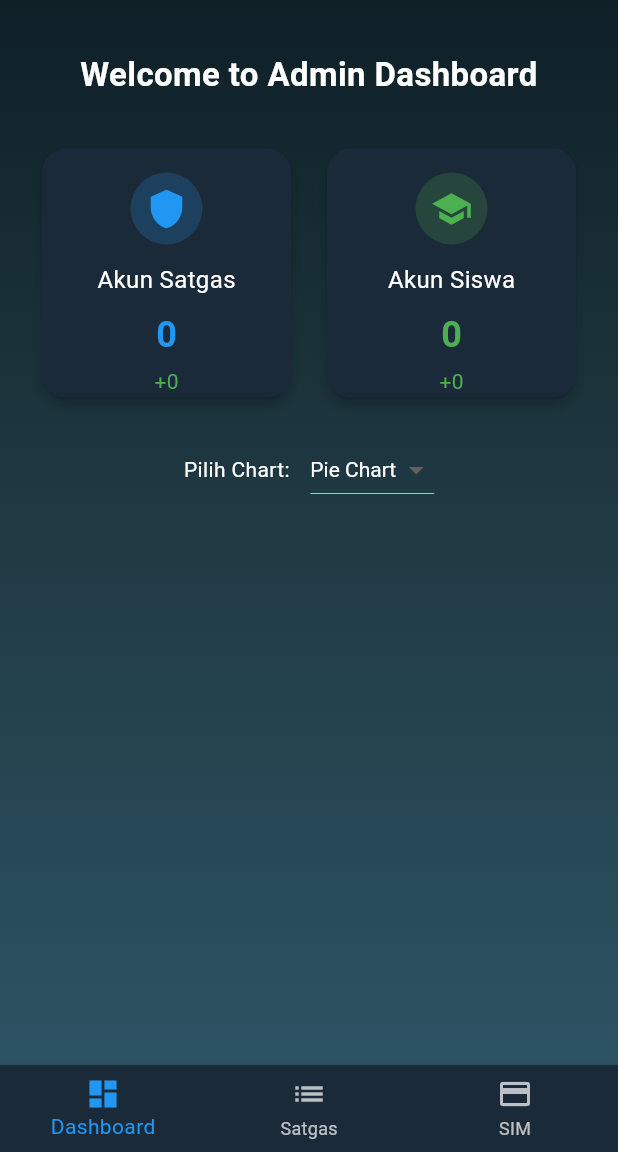
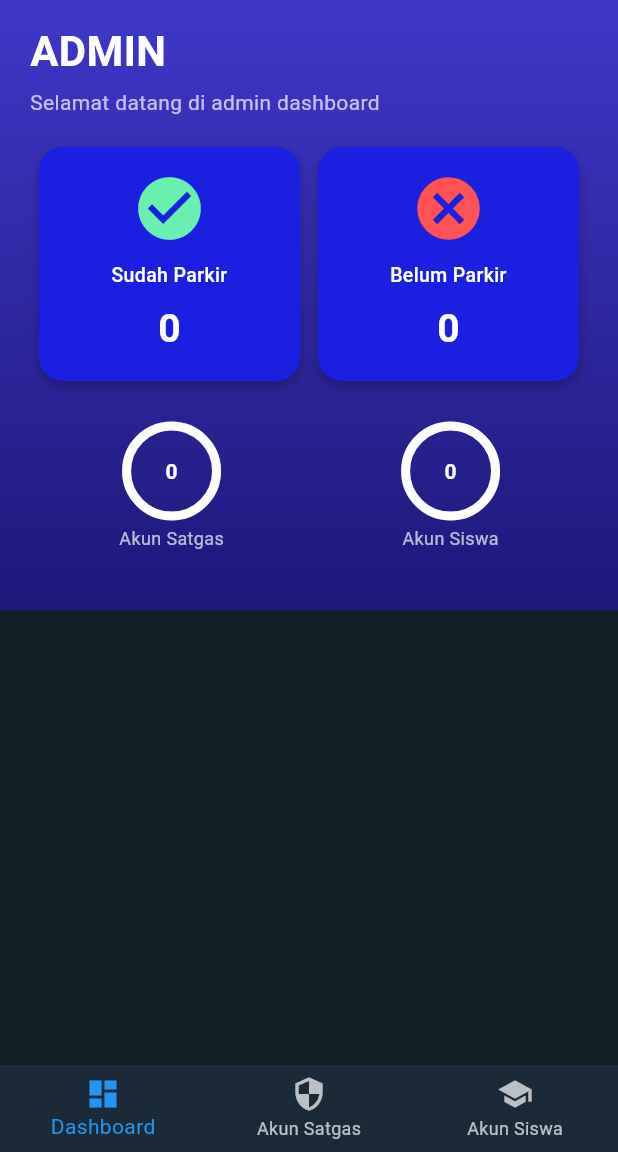
Before and after one commit to ArvaRasendriya/SistemParkirSekolah, a Flutter app: the AdminDashboardPage screen opened by its route, on a phone screen of 412 x 824 dp, the part 84-1236 px from its top. Run offline on Flutter 3.47's test engine with Material 3 defaults, Android fonts, the phone set to English and light mode, and no system bars; drawn by our look-alikes of fl_chart; our stand-ins replace audioplayers, camera, google_fonts, image_cropper, qr_flutter, shared_preferences and 2 more; missing offline and left inert: mobile_scanner; accounts and stored records are empty.

Commit message:
dashboard

```diff
--- a/lib/pages/admin_dashboard_page.dart
+++ b/lib/pages/admin_dashboard_page.dart
@@ -3,7 +3,7 @@ import 'package:supabase_flutter/supabase_flutter.dart';
 import 'admin_approval_page.dart';
 import 'satgas_list_page.dart';
 import 'admin_sim_page.dart';
-import 'login_page.dart'; // pastikan ada file login_page.dart
+import 'login_page.dart';
 import 'package:fl_chart/fl_chart.dart';
 
 enum ChartType { pie, bar }
@@ -20,8 +20,8 @@ class _AdminDashboardPageState extends State<AdminDashboardPage> {
 
   final List<Widget> _pages = [
     const DashboardContent(),
-    SatgasListPage(),
-    const AdminSimPage(),
+    const SatgasAccountsPage(),
+    const SiswaAccountsPage(),
   ];
 
   void _onItemTapped(int index) {
@@ -70,12 +70,12 @@ class _AdminDashboardPageState extends State<AdminDashboardPage> {
             label: "Dashboard",
           ),
           BottomNavigationBarItem(
-            icon: Icon(Icons.list),
-            label: "Satgas",
+            icon: Icon(Icons.security),
+            label: "Akun Satgas",
           ),
           BottomNavigationBarItem(
-            icon: Icon(Icons.credit_card),
-            label: "SIM",
+            icon: Icon(Icons.school),
+            label: "Akun Siswa",
           ),
         ],
         currentIndex: _selectedIndex,
@@ -87,6 +87,7 @@ class _AdminDashboardPageState extends State<AdminDashboardPage> {
   }
 }
 
+/// DASHBOARD
 class DashboardContent extends StatefulWidget {
   const DashboardContent({super.key});
 
@@ -96,222 +97,141 @@ class DashboardContent extends StatefulWidget {
 
 class _DashboardContentState extends State<DashboardContent> {
   final supabase = Supabase.instance.client;
-
-  int akunSatgas = 0;
-  int akunSiswa = 0;
-
-  bool loading = true;
-
-  ChartType selectedChart = ChartType.pie;
+  int sudahParkir = 0;
+  int belumParkir = 0;
+  int totalSiswa = 0;
+  int totalSatgas = 0;
 
   @override
   void initState() {
     super.initState();
-    _loadStats();
+    _loadDashboardData();
   }
 
-  Future<void> _loadStats() async {
-    try {
-      final satgasRes = await supabase.from('profiles').select();
-      akunSatgas = satgasRes.length;
-
-      final siswaRes = await supabase.from('siswa').select();
-      akunSiswa = siswaRes.length;
+  Future<void> _loadDashboardData() async {
+    final parkir = await supabase.from('parkir').select();
+    final siswa = await supabase.from('siswa').select();
+    final satgas =
+        await supabase.from('profiles').select().eq('role', 'satgas');
 
     setState(() {
-        loading = false;
+      sudahParkir = parkir.length;
+      totalSiswa = siswa.length;
+      totalSatgas = satgas.length;
+      belumParkir = totalSiswa - sudahParkir;
+      if (belumParkir < 0) belumParkir = 0;
     });
-    } catch (e) {
-      print("Error load stats: $e");
-      setState(() {
-        loading = false;
-      });
-    }
   }
 
   @override
   Widget build(BuildContext context) {
-    final double maxY = (akunSatgas > akunSiswa ? akunSatgas : akunSiswa).toDouble() + 5.0;
-
     return Container(
       decoration: const BoxDecoration(
         gradient: LinearGradient(
-          colors: [
-            Color(0xFF0F2027),
-            Color(0xFF203A43),
-            Color(0xFF2C5364),
-          ],
+          colors: [Color(0xFF3F37C9), Color(0xFF1D1879)],
           begin: Alignment.topCenter,
           end: Alignment.bottomCenter,
         ),
       ),
+      child: SafeArea(
         child: Padding(
-        padding: const EdgeInsets.all(24.0),
+          padding: const EdgeInsets.symmetric(horizontal: 20, vertical: 10),
+          child: SingleChildScrollView(
             child: Column(
-          crossAxisAlignment: CrossAxisAlignment.stretch,
+              crossAxisAlignment: CrossAxisAlignment.start,
               children: [
-            const SizedBox(height: 10),
+                const SizedBox(height: 4),
                 const Text(
-              'Welcome to Admin Dashboard',
+                  "ADMIN",
                   style: TextStyle(
-                fontSize: 22,
+                    color: Colors.white,
+                    fontSize: 28,
                     fontWeight: FontWeight.bold,
-                color: Colors.white,
                   ),
-              textAlign: TextAlign.center,
                 ),
-            const SizedBox(height: 30),
-            Expanded(
-              child: loading
-                  ? const Center(
-                      child: CircularProgressIndicator(color: Colors.white),
-                    )
-                  : SingleChildScrollView(
-                      child: Column(
+                const SizedBox(height: 4),
+                const Text(
+                  "Selamat datang di admin dashboard",
+                  style: TextStyle(color: Colors.white70, fontSize: 14),
+                ),
+                const SizedBox(height: 20),
+
+                Row(
+                  mainAxisAlignment: MainAxisAlignment.spaceEvenly,
                   children: [
-                          // Grid of two cards (kept as before but shrink-wrapped)
-                          GridView.count(
-                            shrinkWrap: true,
-                            physics: const NeverScrollableScrollPhysics(),
-                            crossAxisCount: 2,
-                            crossAxisSpacing: 16,
-                            mainAxisSpacing: 16,
-                            children: [
-                              StatCard(
-                                title: "Akun Satgas",
-                                value: "$akunSatgas",
-                                change: "+0",
-                                icon: Icons.shield,
-                                color: Colors.blue,
-                                onTap: () {
-                                  Navigator.push(
-                                    context,
-                                    MaterialPageRoute(
-                                        builder: (_) => const SatgasAccountsPage()),
-                                  );
-                                },
+                    _statusCard(
+                      icon: Icons.check_circle,
+                      color: Colors.greenAccent,
+                      title: "Sudah Parkir",
+                      value: sudahParkir.toString(),
                     ),
-                              StatCard(
-                                title: "Akun Siswa",
-                                value: "$akunSiswa",
-                                change: "+0",
-                                icon: Icons.school,
-                                color: Colors.green,
-                                onTap: () {
-                                  Navigator.push(
-                                    context,
-                                    MaterialPageRoute(
-                                        builder: (_) => const SiswaAccountsPage()),
-                                  );
-                                },
+                    _statusCard(
+                      icon: Icons.cancel,
+                      color: Colors.redAccent,
+                      title: "Belum Parkir",
+                      value: belumParkir.toString(),
                     ),
                   ],
                 ),
+                const SizedBox(height: 30),
 
-                          const SizedBox(height: 20),
-
-                          // Dropdown to choose chart type
                 Row(
-                            mainAxisAlignment: MainAxisAlignment.center,
+                  mainAxisAlignment: MainAxisAlignment.spaceAround,
                   children: [
-                              const Text(
-                                "Pilih Chart: ",
-                                style: TextStyle(color: Colors.white, fontSize: 14),
-                              ),
-                              const SizedBox(width: 10),
-                              DropdownButton<ChartType>(
-                                dropdownColor: Colors.black87,
-                                value: selectedChart,
-                                style: const TextStyle(color: Colors.white),
-                                items: const [
-                                  DropdownMenuItem(
-                                    value: ChartType.pie,
-                                    child: Text("Pie Chart"),
-                                  ),
-                                  DropdownMenuItem(
-                                    value: ChartType.bar,
-                                    child: Text("Bar Chart"),
-                                  ),
+                    _circleStat("Akun Satgas", "$totalSatgas"),
+                    _circleStat("Akun Siswa", "$totalSiswa"),
                   ],
-                                onChanged: (value) {
-                                  setState(() {
-                                    selectedChart = value!;
-                                  });
-                                },
-                              ),
-                            ],
-                          ),
-
-                          const SizedBox(height: 20),
-
-                          // Chart area
-                          SizedBox(
-                            height: 240,
-                            child: selectedChart == ChartType.pie
-                                ? PieChart(
-                                    PieChartData(
-                                      sectionsSpace: 4,
-                                      centerSpaceRadius: 40,
-                                      sections: [
-                                        PieChartSectionData(
-                                          value: akunSatgas.toDouble(),
-                                          title: 'Satgas\n${akunSatgas}',
-                                          color: Colors.blue,
-                                          radius: 60,
-                                          titleStyle: const TextStyle(
-                                              color: Colors.white,
-                                              fontSize: 12,
-                                              fontWeight: FontWeight.bold),
-                                        ),
-                                        PieChartSectionData(
-                                          value: akunSiswa.toDouble(),
-                                          title: 'Siswa\n${akunSiswa}',
-                                          color: Colors.green,
-                                          radius: 60,
-                                          titleStyle: const TextStyle(
-                                              color: Colors.white,
-                                              fontSize: 12,
-                                              fontWeight: FontWeight.bold),
-                                        ),
-                                      ],
-                                    ),
-                                  )
-                                : BarChart(
-                                    BarChartData(
-                                      maxY: maxY,
-                                      barGroups: [
-                                        BarChartGroupData(x: 0, barRods: [
-                                          BarChartRodData(toY: akunSatgas.toDouble(), color: Colors.blue, width: 18)
-                                        ], showingTooltipIndicators: const [0]),
-                                        BarChartGroupData(x: 1, barRods: [
-                                          BarChartRodData(toY: akunSiswa.toDouble(), color: Colors.green, width: 18)
-                                        ], showingTooltipIndicators: const [0]),
-                                      ],
-                                      titlesData: FlTitlesData(
-                                        show: true,
-                                        topTitles: AxisTitles(sideTitles: SideTitles(showTitles: false)),
-                                        rightTitles: AxisTitles(sideTitles: SideTitles(showTitles: false)),
-                                        leftTitles: AxisTitles(sideTitles: SideTitles(showTitles: true)),
-                                        bottomTitles: AxisTitles(
-                                          sideTitles: SideTitles(
-                                            showTitles: true,
-                                            getTitlesWidget: (value, meta) {
-                                              if (value.toInt() == 0) {
-                                                return const Text('Satgas', style: TextStyle(color: Colors.white));
-                                              } else {
-                                                return const Text('Siswa', style: TextStyle(color: Colors.white));
-                                              }
-                                            },
-                                          ),
-                                        ),
-                                      ),
-                                      gridData: FlGridData(show: false),
-                                    ),
-                                  ),
                 ),
                 const SizedBox(height: 30),
               ],
             ),
+          ),
+        ),
+      ),
+    );
+  }
+
+  Widget _statusCard({
+    required IconData icon,
+    required Color color,
+    required String title,
+    required String value,
+  }) {
+    return Expanded(
+      child: Container(
+        margin: const EdgeInsets.symmetric(horizontal: 6),
+        padding: const EdgeInsets.all(16),
+        decoration: BoxDecoration(
+          color: const Color(0xFF1B1FDF),
+          borderRadius: BorderRadius.circular(16),
+          boxShadow: [
+            BoxShadow(
+              color: Colors.black26,
+              blurRadius: 6,
+              offset: const Offset(0, 3),
+            ),
+          ],
+        ),
+        child: Column(
+          children: [
+            Icon(icon, color: color, size: 50),
+            const SizedBox(height: 10),
+            Text(
+              title,
+              textAlign: TextAlign.center,
+              style: const TextStyle(
+                color: Colors.white,
+                fontSize: 13,
+                fontWeight: FontWeight.w500,
+              ),
+            ),
+            const SizedBox(height: 8),
+            Text(
+              value,
+              style: const TextStyle(
+                color: Colors.white,
+                fontSize: 26,
+                fontWeight: FontWeight.bold,
               ),
             ),
           ],
@@ -319,83 +239,55 @@ class _DashboardContentState extends State<DashboardContent> {
       ),
     );
   }
-}
 
-class StatCard extends StatelessWidget {
-  final String title;
-  final String value;
-  final String change;
-  final IconData icon;
-  final Color color;
-  final VoidCallback? onTap;
-
-  const StatCard({
-    super.key,
-    required this.title,
-    required this.value,
-    required this.change,
-    required this.icon,
-    required this.color,
-    this.onTap,
-  });
-
-  @override
-  Widget build(BuildContext context) {
-    return InkWell(
-      onTap: onTap,
-      borderRadius: BorderRadius.circular(16),
-      child: Card(
-        color: const Color(0xFF1B2A38),
-        shape: RoundedRectangleBorder(borderRadius: BorderRadius.circular(16)),
-        elevation: 3,
-        child: Padding(
-          padding: const EdgeInsets.all(16.0),
-          child: Column(
-            mainAxisAlignment: MainAxisAlignment.center,
+  Widget _circleStat(String title, String value) {
+    return Column(
       children: [
-              CircleAvatar(
-                backgroundColor: color.withOpacity(0.2),
-                child: Icon(icon, color: color, size: 28),
-                radius: 24,
+        Stack(
+          alignment: Alignment.center,
+          children: [
+            SizedBox(
+              height: 60,
+              width: 60,
+              child: CircularProgressIndicator(
+                value: 1,
+                color: Colors.white,
+                backgroundColor: Colors.white24,
+                strokeWidth: 6,
               ),
-              const SizedBox(height: 12),
-              Text(
-                title,
-                style: const TextStyle(fontSize: 16, color: Colors.white),
             ),
-              const SizedBox(height: 8),
             Text(
               value,
-                style: TextStyle(
-                  fontSize: 24,
+              style: const TextStyle(
+                color: Colors.white,
                 fontWeight: FontWeight.bold,
-                  color: color,
-                ),
-              ),
-              const SizedBox(height: 4),
-              Text(
-                change,
-                style: TextStyle(
-                  fontSize: 14,
-                  color: change.contains("+") ? Colors.green : Colors.red,
               ),
             ),
           ],
         ),
+        const SizedBox(height: 6),
+        Text(
+          title,
+          style: const TextStyle(
+            color: Colors.white70,
+            fontSize: 12,
           ),
         ),
+      ],
     );
   }
 }
 
-/// ====== DETAIL PAGES YANG DIPERTAHANKAN ======
-
+/// ====================
+/// HALAMAN AKUN SATGAS
+/// ====================
 class SatgasAccountsPage extends StatelessWidget {
   const SatgasAccountsPage({super.key});
 
   @override
   Widget build(BuildContext context) {
     final supabase = Supabase.instance.client;
+
     return Scaffold(
       backgroundColor: const Color(0xFF0F2027),
       appBar: AppBar(
@@ -403,32 +295,52 @@ class SatgasAccountsPage extends StatelessWidget {
         backgroundColor: const Color(0xFF1B2A38),
       ),
       body: FutureBuilder<List<dynamic>>(
-        future: supabase.from('profiles').select('email'),
+        future: supabase
+            .from('profiles')
+            .select('full_name, email, role, status')
+            .eq('role', 'satgas'),
         builder: (context, snapshot) {
           if (snapshot.connectionState == ConnectionState.waiting) {
             return const Center(
-                child: CircularProgressIndicator(color: Colors.white));
+              child: CircularProgressIndicator(color: Colors.white),
+            );
           }
           if (snapshot.hasError) {
             return Center(
-              child: Text("Error: ${snapshot.error}",
-                  style: const TextStyle(color: Colors.red)),
+              child: Text(
+                "Error: ${snapshot.error}",
+                style: const TextStyle(color: Colors.red),
+              ),
             );
           }
+
           final data = snapshot.data ?? [];
           if (data.isEmpty) {
             return const Center(
-              child: Text("Tidak ada data",
-                  style: TextStyle(color: Colors.white)),
+              child: Text(
+                "Tidak ada akun Satgas",
+                style: TextStyle(color: Colors.white70),
+              ),
             );
           }
+
           return ListView.builder(
             itemCount: data.length,
             itemBuilder: (_, i) {
-              return ListTile(
+              final satgas = data[i];
+              return Card(
+                color: const Color(0xFF1B2A38),
+                margin: const EdgeInsets.symmetric(horizontal: 12, vertical: 6),
+                child: ListTile(
+                  leading: const Icon(Icons.security, color: Colors.blueAccent),
                   title: Text(
-                  data[i]['email'],
+                    satgas['full_name'] ?? 'Tanpa Nama',
                     style: const TextStyle(color: Colors.white),
+                  ),
+                  subtitle: Text(
+                    "${satgas['email'] ?? ''}\nStatus: ${satgas['status'] ?? 'pending'}",
+                    style: const TextStyle(color: Colors.white70, fontSize: 12),
+                  ),
                 ),
               );
             },
@@ -439,12 +351,16 @@ class SatgasAccountsPage extends StatelessWidget {
   }
 }
 
+/// ====================
+/// HALAMAN AKUN SISWA
+/// ====================
 class SiswaAccountsPage extends StatelessWidget {
   const SiswaAccountsPage({super.key});
 
   @override
   Widget build(BuildContext context) {
     final supabase = Supabase.instance.client;
+
     return Scaffold(
       backgroundColor: const Color(0xFF0F2027),
       appBar: AppBar(
@@ -452,38 +368,51 @@ class SiswaAccountsPage extends StatelessWidget {
         backgroundColor: const Color(0xFF1B2A38),
       ),
       body: FutureBuilder<List<dynamic>>(
-        future: supabase.from('siswa').select('nama, qr_url'),
+        future: supabase.from('siswa').select('nama, kelas, jurusan, qr_url'),
         builder: (context, snapshot) {
           if (snapshot.connectionState == ConnectionState.waiting) {
             return const Center(
-                child: CircularProgressIndicator(color: Colors.white));
+              child: CircularProgressIndicator(color: Colors.white),
+            );
           }
           if (snapshot.hasError) {
             return Center(
-              child: Text("Error: ${snapshot.error}",
-                  style: const TextStyle(color: Colors.red)),
+              child: Text(
+                "Error: ${snapshot.error}",
+                style: const TextStyle(color: Colors.red),
+              ),
             );
           }
+
           final data = snapshot.data ?? [];
           if (data.isEmpty) {
             return const Center(
-              child: Text("Tidak ada data",
-                  style: TextStyle(color: Colors.white)),
+              child: Text(
+                "Tidak ada akun siswa",
+                style: TextStyle(color: Colors.white70),
+              ),
             );
           }
+
           return ListView.builder(
             itemCount: data.length,
             itemBuilder: (_, i) {
+              final siswa = data[i];
               return Card(
                 color: const Color(0xFF1B2A38),
+                margin: const EdgeInsets.symmetric(horizontal: 12, vertical: 6),
                 child: ListTile(
-                  leading: data[i]['qr_url'] != null &&
-                          data[i]['qr_url'].toString().isNotEmpty
-                      ? Image.network(data[i]['qr_url'], width: 50)
+                  leading: siswa['qr_url'] != null &&
+                          siswa['qr_url'].toString().isNotEmpty
+                      ? Image.network(siswa['qr_url'], width: 50)
                       : const Icon(Icons.qr_code, color: Colors.white),
                   title: Text(
-                    data[i]['nama'],
+                    siswa['nama'],
                     style: const TextStyle(color: Colors.white),
+                  ),
+                  subtitle: Text(
+                    "${siswa['kelas']} • ${siswa['jurusan']}",
+                    style: const TextStyle(color: Colors.white70, fontSize: 12),
                   ),
                 ),
               );
```
Lines whose indentation alone changed are shown as unchanged.
